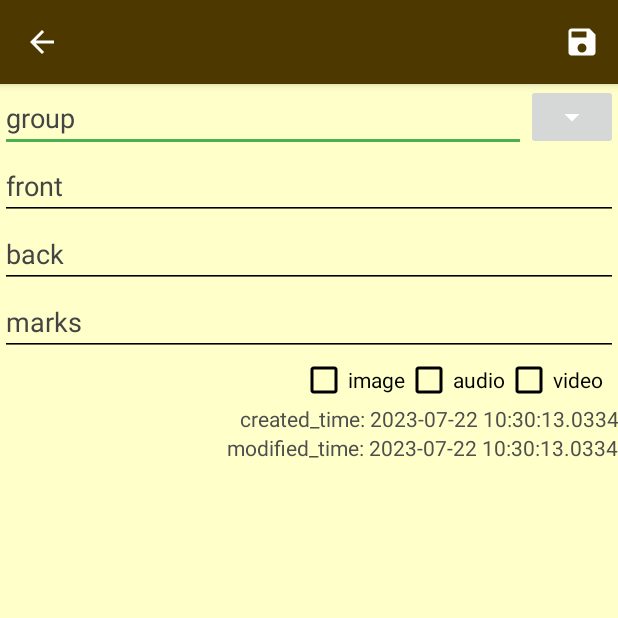
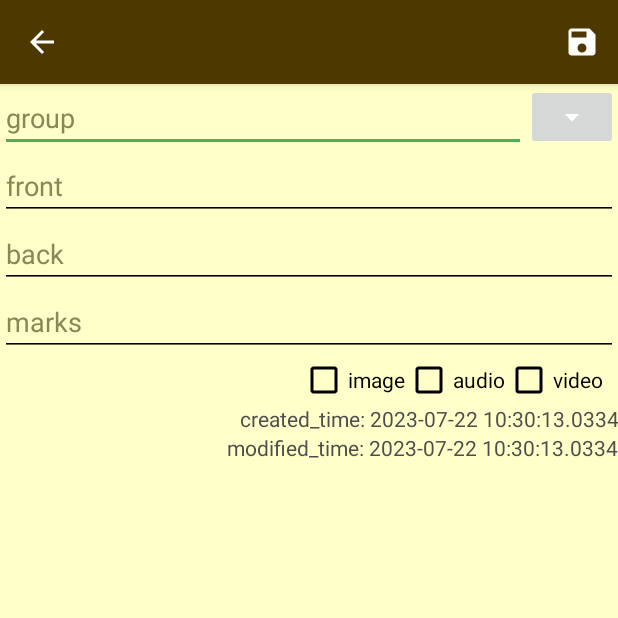
Before and after one commit to zyprex/SliceNote, an Android app: the screen it shows after launch (EditorActivity), after a tap on "New", on a phone screen of 412 x 824 dp, the top half of it. Run offline under Robolectric (Android 15) with nearby library versions, the phone set to English and light mode, and no system bars; our stand-ins replace Room's generated code.

Commit message:
M: repaint SearchView text color

```diff
--- a/app/src/main/res/layout/slice_item.xml
+++ b/app/src/main/res/layout/slice_item.xml
@@ -33,12 +33,15 @@
             android:orientation="vertical"
             android:layout_width="0dp"
             android:layout_height="wrap_content">
+
+            <!--                android:breakStrategy="balanced"-->
+            <!--                android:hyphenationFrequency="full"-->
             <TextView
                 style="@style/cardViewStyle"
                 android:id="@+id/sliceText"
                 android:text="{void}"
                 android:textIsSelectable="true"
-                android:textSize="24sp"
+                android:textSize="44sp"
                 android:padding="4dp"
                 android:layout_width="match_parent"
                 android:layout_height="match_parent"
--- a/app/src/main/res/values-night/colors.xml
+++ b/app/src/main/res/values-night/colors.xml
@@ -11,4 +11,6 @@
     <color name="bottomSheetDialogBg">#000</color>
     <color name="bottomSheetDialogFg">#fff</color>
     <color name="bottomSheetDialogBar">#222</color>
+
+    <color name="lineBeginBg">#50909090</color>
 </resources>
--- a/app/src/main/res/values/colors.xml
+++ b/app/src/main/res/values/colors.xml
@@ -11,4 +11,6 @@
     <color name="bottomSheetDialogBg">#fff</color>
     <color name="bottomSheetDialogFg">#000</color>
     <color name="bottomSheetDialogBar">#aaa</color>
+
+    <color name="lineBeginBg">#50707070</color>
 </resources>
--- a/app/src/main/res/values/styles.xml
+++ b/app/src/main/res/values/styles.xml
@@ -1,24 +1,29 @@
 <?xml version="1.0" encoding="utf-8"?>
 <resources xmlns:tools="http://schemas.android.com/tools">
     <style name="ThemeToolBar">
-        <item name="android:textColor">@color/white</item>
+        <item name="android:textColor">#FFF</item>
         <item name="android:background">#4D3900</item>
         <item name="colorPrimary">#4D3900</item>
-        <item name="android:textColorSecondary">@color/white</item>
+        <item name="android:textColorSecondary">#FFF</item>
+        <!-- for SearchView style -->
+        <item name="android:textColorPrimary">#FFF</item>
+        <item name="colorControlNormal">#FFF</item>
+        <item name="colorControlHighlight">#F00</item>
+        <item name="android:textColorHint">#888</item>
     </style>
     <style name="MyToolbarMenuStyle">
-        <item name="android:textColor">@color/black</item>
-        <item name="android:background">@color/white</item>
+        <item name="android:textColor">#000</item>
+        <item name="android:background">#FFF</item>
     </style>
     <style name="SearchAutoCompleteTextView" parent="Widget.AppCompat.AutoCompleteTextView">
-        <item name="android:textColor">@color/white</item>
-        <item name="android:textColorHint">@color/white</item>
+        <item name="android:textColor">#FFF</item>
+        <item name="android:textColorHint">#FFF</item>
     </style>
     <style name="recyclerViewStyle" parent="Widget.AppCompat.ListView">
         <item name="android:background">#EEEEB8</item>
     </style>
     <style name="cardViewStyle" parent="CardView.Light">
-        <item name="android:textColor">@color/black</item>
+        <item name="android:textColor">#000</item>
         <item name="android:background">#FFFFC9</item>
     </style>
 </resources>
--- a/app/src/main/res/values/themes.xml
+++ b/app/src/main/res/values/themes.xml
@@ -9,7 +9,7 @@
         <item name="android:background">#FFFFC9</item>
         <item name="android:textColor">#4E4E4E</item>
 
-        <item name="android:textColorHint">#444444</item>
+        <item name="android:textColorHint">#888854</item>
         <item name="colorControlNormal">#000000</item>
         <item name="colorControlActivated">#4CAF50</item>
     </style>
```
Also changed, not shown: app/src/main/java/com/zyprex/slicenote/SliceAdapter.kt (+27 -3 lines), 1 other file.
